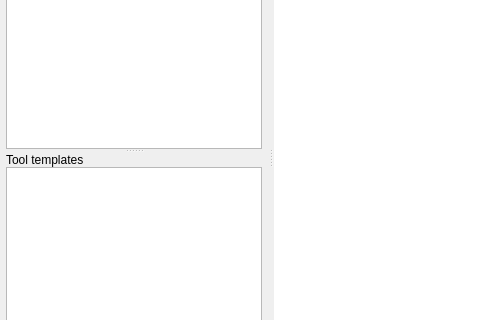
Old version of the form spinetoolbox/ui/mainwindow.ui in the repository spine-tools/Spine-Toolbox; both pictures show x 0 to 480 and y 87 to 407 of the 862 by 708 pixel window.
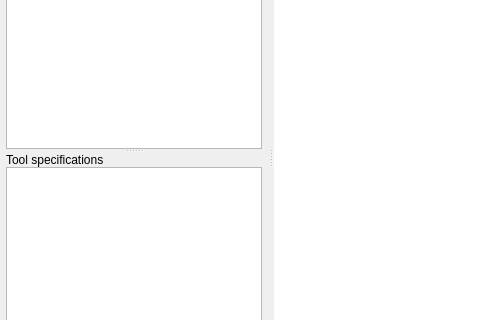
New version of the form. Icons and pictures are not drawn. Custom widgets are drawn as their Qt base class.

Commit message:
'Tool templates' are now called 'Tool specifications' in user guide, in code, and in UI
Resolves Issue #176

```diff
--- a/spinetoolbox/ui/mainwindow.ui
+++ b/spinetoolbox/ui/mainwindow.ui
@@ -520,7 +520,7 @@
             <enum>QFrame::NoFrame</enum>
            </property>
            <property name="text">
-            <string>Tool templates</string>
+            <string>Tool specifications</string>
            </property>
            <property name="indent">
             <number>-1</number>
```
Left out of the diff: 18 changed lines with no effect on the pictures. The commit also changes 98 other files.
